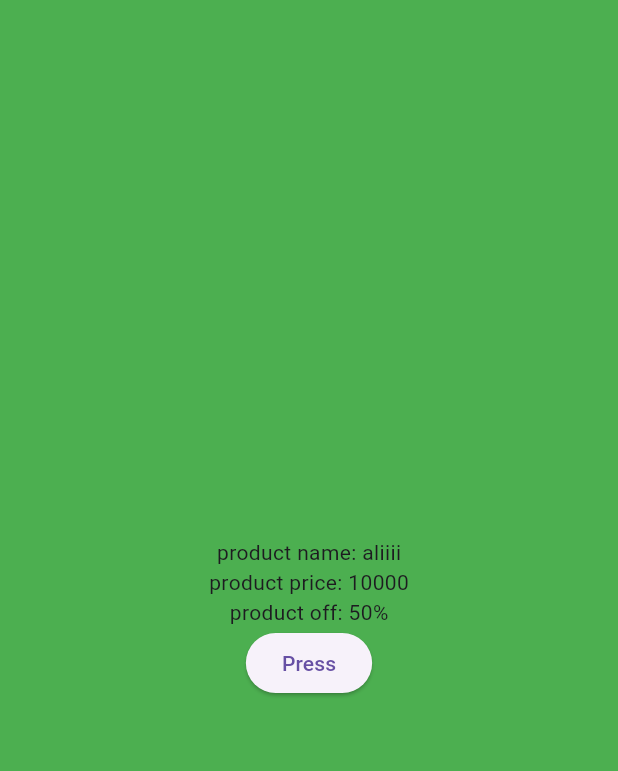
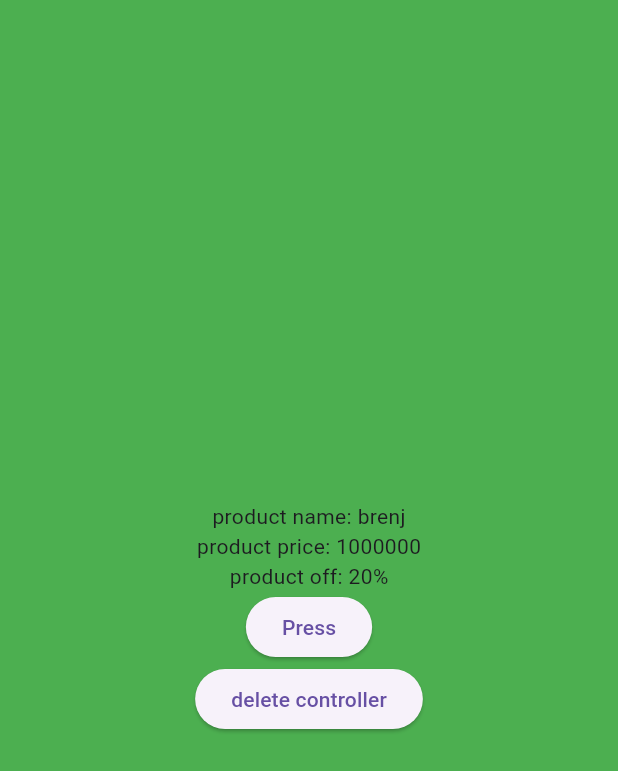
Before and after one commit to alibakhsha/flutter_getx_sample, a Flutter app: the screen it shows after launch, after a tap on "Press", on a phone screen of 412 x 824 dp. Shown: the top 771 px of the screen. Run offline on Flutter 3.47's test engine with Material 3 defaults, Android fonts, the phone set to English and light mode, and no system bars; our stand-ins replace get.

Commit message:
getbuilder widget

```diff
--- /dev/null
+++ b/lib/controller/product_getbuilder_controller.dart
@@ -0,0 +1,12 @@
+import 'package:flutter_getx_sample/model/product_model.dart';
+import 'package:get/get.dart';
+
+class ProductGetbuilderController extends GetxController {
+  ProductModel productModel =
+      ProductModel(name: "pofak", price: "10000", off: "50%");
+
+  setNewProduct() {
+    productModel = ProductModel(name: "brenj", price: "1000000", off: "20%");
+    update();
+  }
+}
--- a/lib/main.dart
+++ b/lib/main.dart
@@ -1,5 +1,6 @@
 import 'package:flutter/material.dart';
 import 'package:flutter_getx_sample/view/main_screen.dart';
+import 'package:flutter_getx_sample/view/product_screen_getbuilder_widget.dart';
 import 'package:flutter_getx_sample/view/product_screen_getx_widget.dart';
 import 'package:get/get.dart';
 
@@ -15,7 +16,7 @@ class MyApp extends StatelessWidget {
   Widget build(BuildContext context) {
     return GetMaterialApp(
       debugShowCheckedModeBanner: false,
-      home: ProductScreenGetXWidget(),
+      home: ProductScreenGetbuilder(),
     );
   }
 }
--- /dev/null
+++ b/lib/view/product_screen_getbuilder_widget.dart
@@ -0,0 +1,49 @@
+import 'package:flutter/material.dart';
+import 'package:flutter_getx_sample/controller/product_controller.dart';
+import 'package:flutter_getx_sample/controller/product_getbuilder_controller.dart';
+import 'package:get/get.dart';
+
+class ProductScreenGetbuilder extends StatelessWidget {
+  const ProductScreenGetbuilder({super.key});
+
+  // ProductController productController = Get.put(ProductController());
+
+  @override
+  Widget build(BuildContext context) {
+    return Scaffold(
+      backgroundColor: Colors.green,
+      body: Center(
+        child: Column(
+          mainAxisAlignment: MainAxisAlignment.center,
+          children: [
+            GetBuilder<ProductGetbuilderController>(
+                init: ProductGetbuilderController(),
+                builder:
+                    (ProductGetbuilderController productControllerGetBuilder) {
+                  return Column(
+                    children: [
+                      Text(
+                          "product name: ${productControllerGetBuilder.productModel.name}"),
+                      Text(
+                          "product price: ${productControllerGetBuilder.productModel.price}"),
+                      Text(
+                          "product off: ${productControllerGetBuilder.productModel.off}"),
+                    ],
+                  );
+                }),
+            ElevatedButton(
+                onPressed: () {
+                  Get.find<ProductGetbuilderController>().setNewProduct();
+                },
+                child: const Text("Press")),
+            ElevatedButton(
+                onPressed: () {
+                  Get.delete<ProductGetbuilderController>();
+                },
+                child: const Text("delete controller")),
+          ],
+        ),
+      ),
+    );
+  }
+}
--- a/lib/view/product_screen_getx_widget.dart
+++ b/lib/view/product_screen_getx_widget.dart
@@ -1,9 +1,10 @@
 import 'package:flutter/material.dart';
-import 'package:flutter/widgets.dart';
 import 'package:flutter_getx_sample/controller/product_controller.dart';
 import 'package:get/get.dart';
 
 class ProductScreenGetXWidget extends StatelessWidget {
+  const ProductScreenGetXWidget({super.key});
+
   // ProductController productController = Get.put(ProductController());
 
   @override
```
